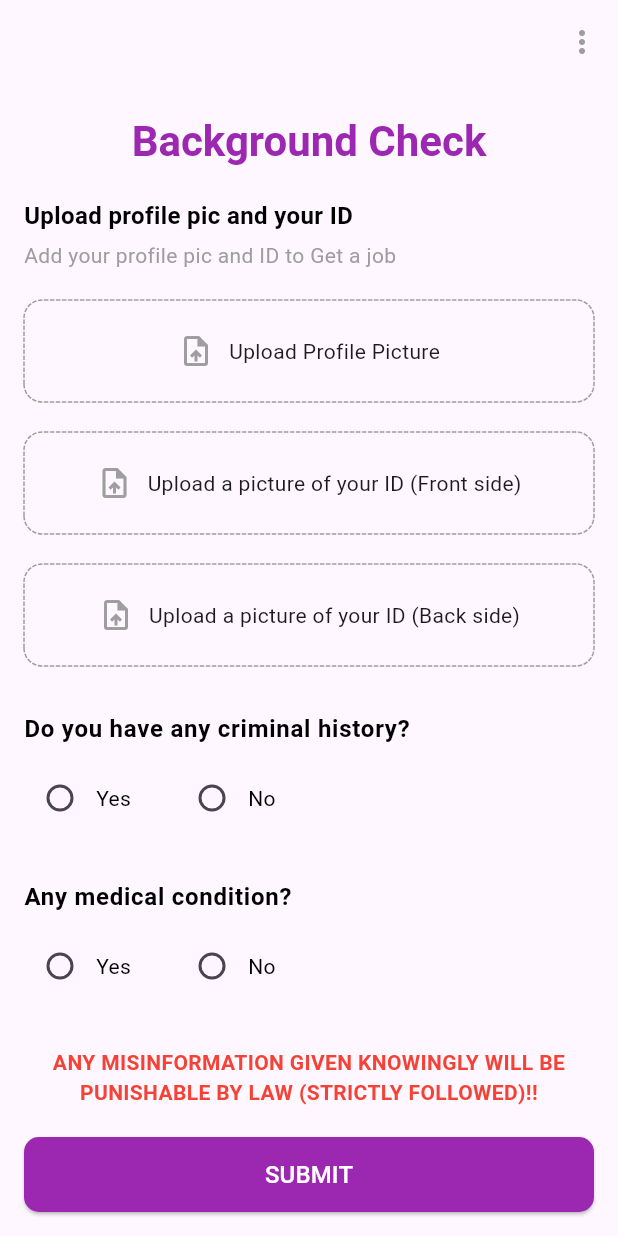
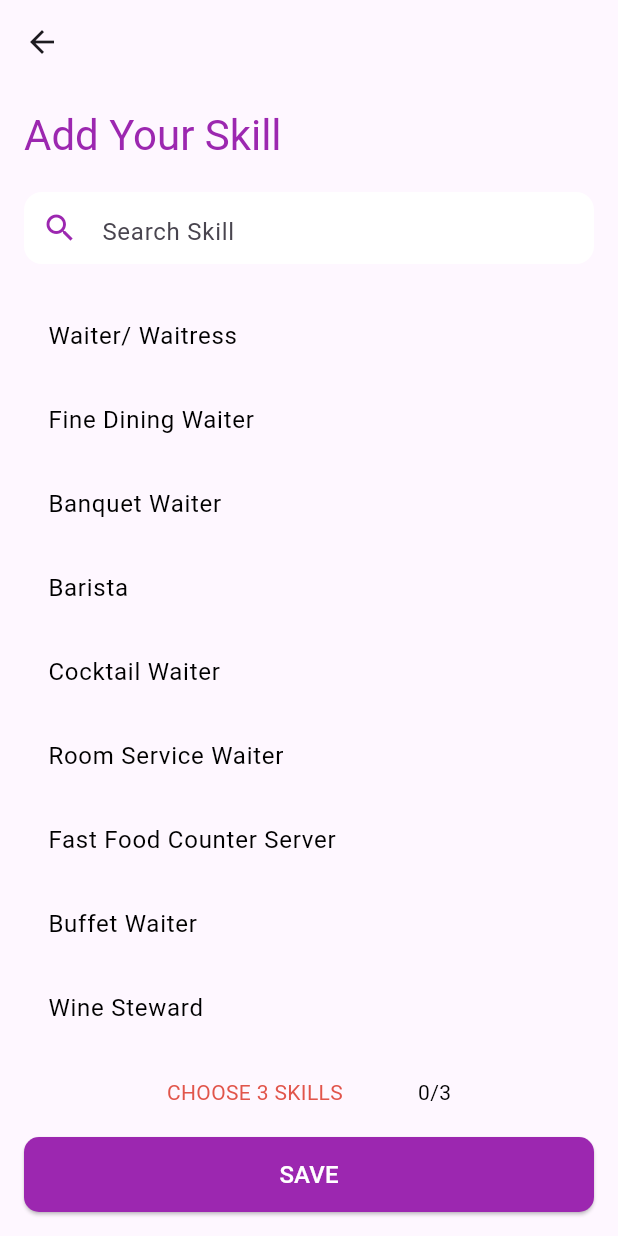
Before and after one commit to johnomeyo/socian, a Flutter app: the screen it shows after launch, after a tap on "SUBMIT", on a phone screen of 412 x 824 dp. Run offline on Flutter 3.47's test engine with Material 3 defaults, Android fonts, the phone set to English and light mode, and no system bars; drawn by our look-alikes of dotted_border.

Commit message:
Created the add skills page

```diff
--- a/seekers/lib/main.dart
+++ b/seekers/lib/main.dart
@@ -1,6 +1,6 @@
 import 'package:flutter/material.dart';
 import 'package:seekers/pages/backgroundcheck/backgroundcheck_page.dart';
-import 'package:seekers/pages/homepage.dart';
+// import 'package:seekers/pages/homepage.dart';
 import 'package:seekers/theme.dart';
 
 void main() {
--- /dev/null
+++ b/seekers/lib/pages/backgroundcheck/add_skills_page.dart
@@ -0,0 +1,158 @@
+import 'package:flutter/material.dart';
+import 'package:seekers/auth/custom_button.dart';
+
+class AddSkillsPage extends StatefulWidget {
+  const AddSkillsPage({super.key});
+
+  @override
+  AddSkillsPageState createState() => AddSkillsPageState();
+}
+
+class AddSkillsPageState extends State<AddSkillsPage> {
+  final List<String> _allSkills = [
+    'Waiter/ Waitress',
+    'Fine Dining Waiter',
+    'Banquet Waiter',
+    'Barista',
+    'Cocktail Waiter',
+    'Room Service Waiter',
+    'Fast Food Counter Server',
+    'Buffet Waiter',
+    'Wine Steward',
+    'Catering Waiter',
+  ];
+
+  var _filteredSkills = <String>[];
+  final List<String> _selectedSkills = [];
+  final TextEditingController _searchController = TextEditingController();
+
+  @override
+  void initState() {
+    super.initState();
+    _filteredSkills = _allSkills; // Initially show all skills
+    _searchController.addListener(() {
+      _filterSkills();
+    });
+  }
+
+  @override
+  void dispose() {
+    _searchController.dispose();
+    super.dispose();
+  }
+
+  void _filterSkills() {
+    final query = _searchController.text.toLowerCase();
+    setState(() {
+      _filteredSkills = _allSkills.where((skill) {
+        return skill.toLowerCase().contains(query);
+      }).toList();
+    });
+  }
+
+  void _toggleSkillSelection(String skill) {
+    setState(() {
+      if (_selectedSkills.contains(skill)) {
+        _selectedSkills.remove(skill);
+      } else if (_selectedSkills.length < 3) {
+        _selectedSkills.add(skill);
+      }
+    });
+  }
+
+  @override
+  Widget build(BuildContext context) {
+    final theme = Theme.of(context);
+    return Scaffold(
+      appBar: AppBar(
+        elevation: 0,
+      ),
+      body: Padding(
+        padding: const EdgeInsets.all(16.0),
+        child: Column(
+          crossAxisAlignment: CrossAxisAlignment.start,
+          children: [
+            Text(
+              'Add Your Skill',
+              style: theme.textTheme.headlineMedium
+                  ?.copyWith(color: Colors.purple),
+            ),
+            const SizedBox(height: 20),
+            _buildSearchBar(),
+            const SizedBox(height: 20),
+            Expanded(child: _buildSkillList()),
+            const SizedBox(height: 20),
+            _buildSkillCountIndicator(),
+            const SizedBox(height: 20),
+            CustomButton(text: "SAVE", onPressed: () {})
+          ],
+        ),
+      ),
+    );
+  }
+
+  // Search bar widget
+  Widget _buildSearchBar() {
+    return Container(
+      decoration: BoxDecoration(
+        color: Colors.white,
+        borderRadius: BorderRadius.circular(12),
+      ),
+      child: TextField(
+        controller: _searchController,
+        style:const TextStyle(
+          color: Colors.grey,
+        ),
+        decoration: InputDecoration(
+            prefixIcon: const Icon(Icons.search, color: Colors.purple),
+            suffixIcon: _searchController.text.isNotEmpty
+                ? IconButton(
+                    icon: const Icon(Icons.clear, color: Colors.grey),
+                    onPressed: () {
+                      _searchController.clear();
+                    },
+                  )
+                : null,
+            hintText: 'Search Skill',
+            contentPadding: const EdgeInsets.only(top: 15),
+            border: InputBorder.none),
+      ),
+    );
+  }
+
+  // Skill list widget
+  Widget _buildSkillList() {
+    return ListView.builder(
+      itemCount: _filteredSkills.length,
+      itemBuilder: (context, index) {
+        final skill = _filteredSkills[index];
+        final isSelected = _selectedSkills.contains(skill);
+        return ListTile(
+          title: Text(skill),
+          textColor: isSelected ? Colors.purple : Colors.black,
+          onTap: () {
+            _toggleSkillSelection(skill);
+          },
+        );
+      },
+    );
+  }
+
+  // Skill count indicator widget
+  Widget _buildSkillCountIndicator() {
+    return Row(
+      mainAxisAlignment: MainAxisAlignment.center,
+      children: [
+        const Text(
+          'CHOOSE 3 SKILLS',
+          style: TextStyle(color: Color(0xFFE1554B)),
+        ),
+        const SizedBox(width: 50),
+        Text(
+          '${_selectedSkills.length}/3',
+          style: const TextStyle(color: Colors.black),
+        ),
+      ],
+    );
+  }
+}
--- a/seekers/lib/pages/backgroundcheck/backgroundcheck_page.dart
+++ b/seekers/lib/pages/backgroundcheck/backgroundcheck_page.dart
@@ -1,6 +1,7 @@
 import 'package:dotted_border/dotted_border.dart';
 import 'package:flutter/material.dart';
 import 'package:seekers/auth/custom_button.dart';
+import 'package:seekers/pages/backgroundcheck/add_skills_page.dart';
 
 class BackgroundCheckPage extends StatefulWidget {
   const BackgroundCheckPage({super.key});
@@ -63,7 +64,14 @@ class BackgroundCheckPageState extends State<BackgroundCheckPage> {
             const SizedBox(height: 30),
             _buildWarningText(),
             const SizedBox(height: 20),
-            CustomButton(text: "SUBMIT", onPressed: () {}),
+            CustomButton(
+                text: "SUBMIT",
+                onPressed: () {
+                  Navigator.push(
+                      context,
+                      MaterialPageRoute(
+                          builder: (context) => const AddSkillsPage()));
+                }),
             const SizedBox(height: 20),
           ],
         ),
@@ -97,7 +105,7 @@ class BackgroundCheckPageState extends State<BackgroundCheckPage> {
       strokeWidth: 1,
       color: Colors.grey,
       borderType: BorderType.RRect,
-      radius:const Radius.circular(12),
+      radius: const Radius.circular(12),
       child: Container(
         width: double.infinity,
         padding: const EdgeInsets.symmetric(vertical: 20),
```
